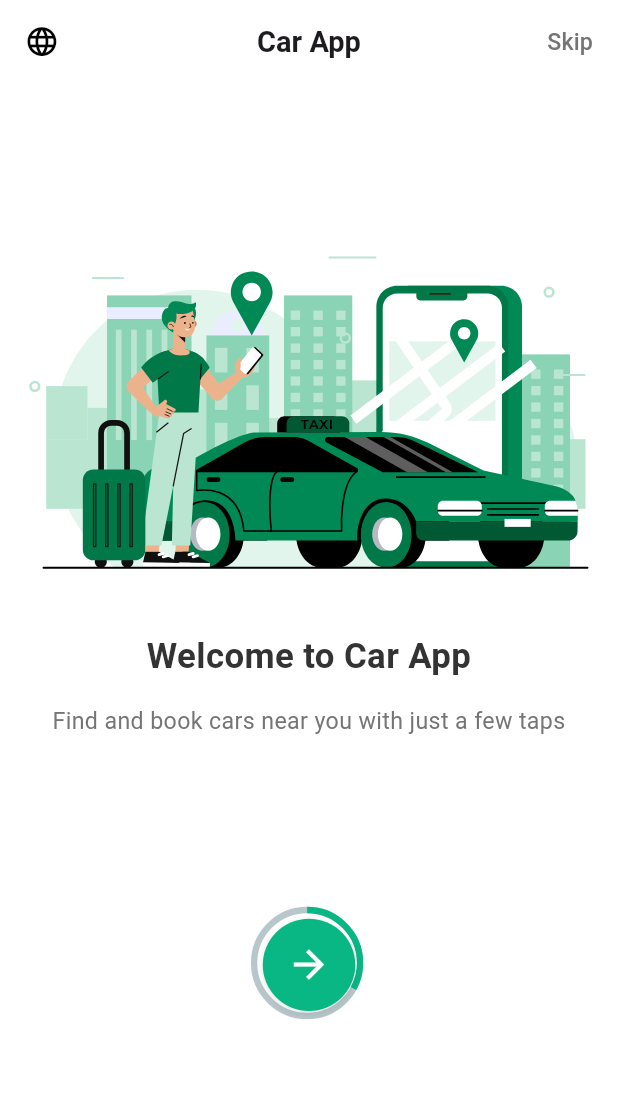
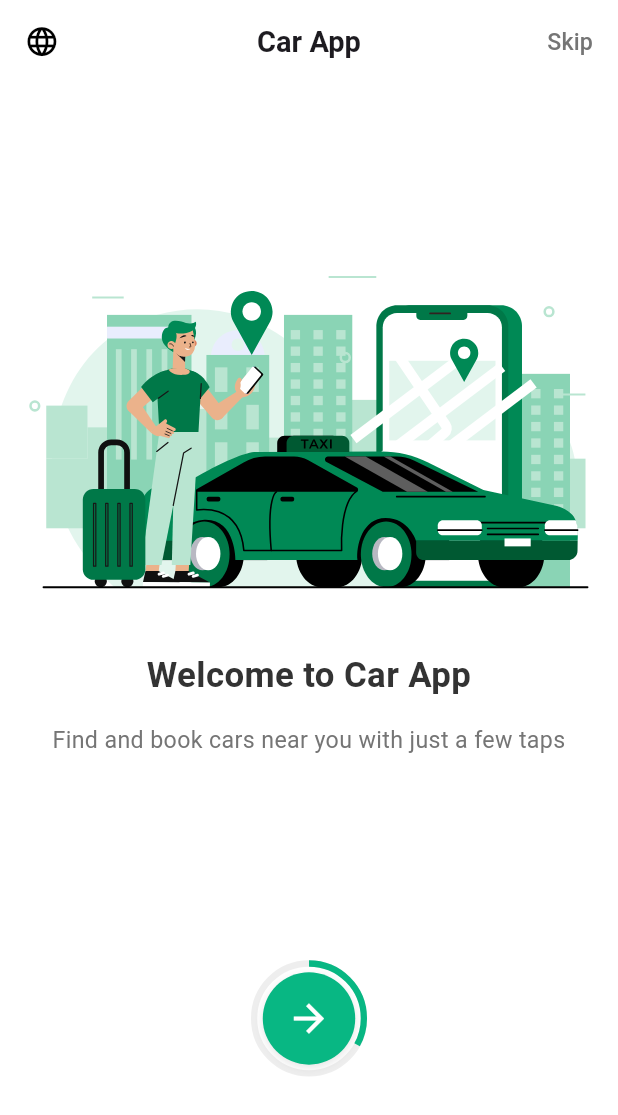
Before and after one commit to Saagarbhai/Learning, a Flutter app: the screen it shows after launch, on a phone screen of 412 x 824 dp. Shown: the top 1115 px of the screen. Run offline on Flutter 3.47's test engine with Material 3 defaults, Android fonts, the phone set to English and light mode, and no system bars; drawn by our look-alikes of percent_indicator; our stand-ins replace equatable, flutter_bloc, flutter_screenutil, flutter_svg, pinput, shared_preferences and 1 more.

Commit message:
final responsive App

```diff
--- a/lib/view/onboarding/onboarding_screen.dart
+++ b/lib/view/onboarding/onboarding_screen.dart
@@ -97,12 +97,13 @@ class OnboardingScreen extends StatelessWidget {
                   ],
                 ),
               ),
-              Expanded(
-                flex: 2,
-                child: Column(
-                  children: [
-                    CircularProgressButton(
-                      size: 80.r,
+              Padding(
+                padding: EdgeInsets.only(bottom: 100.h),
+                child: Container(
+                  height: 100.h,
+                  alignment: Alignment.center,
+                  child: CircularProgressButton(
+                    size: 80,
                     onPressed: () {
                       if (currentPage < OnboardingBloc.totalPages - 1) {
                         // Simply add the NextPageEvent to handle page transition
@@ -118,7 +119,6 @@ class OnboardingScreen extends StatelessWidget {
                     pageIndex: currentPage,
                     navigateDirectlyToWelcome: true,
                   ),
-                  ],
                 ),
               ),
             ],
--- a/lib/view/widgets/custom_button_onbording.dart
+++ b/lib/view/widgets/custom_button_onbording.dart
@@ -36,6 +36,10 @@ class CircularProgressButton extends StatelessWidget {
 
   @override
   Widget build(BuildContext context) {
+    // Calculate the actual size in pixels based on screen size
+    final actualSize = size.r;
+    final radius = actualSize / 2;
+
     return GestureDetector(
       onTap: () {
         if (navigateDirectlyToWelcome && showGoText) {
@@ -48,21 +52,18 @@ class CircularProgressButton extends StatelessWidget {
           onPressed();
         }
       },
-      child: SizedBox(
-        width: size,
-        height: size,
-        child: Stack(
-          children: [
-            CircularPercentIndicator(
-              radius: (size / 2).r,
+      child: Container(
+        width: actualSize,
+        height: actualSize,
+        child: CircularPercentIndicator(
+          radius: radius,
           lineWidth: 4.w,
           percent: _getProgressPercent(),
           progressColor: Color(0xFF08B783),
-            ),
-            Center(
-              child: Container(
-                width: size - 15.w,
-                height: size - 15.h,
+          backgroundColor: Colors.grey.shade200,
+          center: Container(
+            width: actualSize - 15.w,
+            height: actualSize - 15.w,
             decoration: BoxDecoration(
               color: Color(0xFF08B783),
               shape: BoxShape.circle,
@@ -80,19 +81,17 @@ class CircularProgressButton extends StatelessWidget {
                       'Go',
                       style: TextStyle(
                         color: Colors.white,
-                            fontSize: (size * 0.25).sp,
+                        fontSize: (actualSize * 0.25).sp,
                         fontWeight: FontWeight.w600,
                       ),
                     )
                   : Icon(
                       Icons.arrow_forward,
                       color: Colors.white,
-                          size: (size * 0.4).sp,
+                      size: (actualSize * 0.4).sp,
                     ),
             ),
           ),
-            )
-          ],
         ),
       ),
     );
```
Lines whose indentation alone changed are shown as unchanged.
